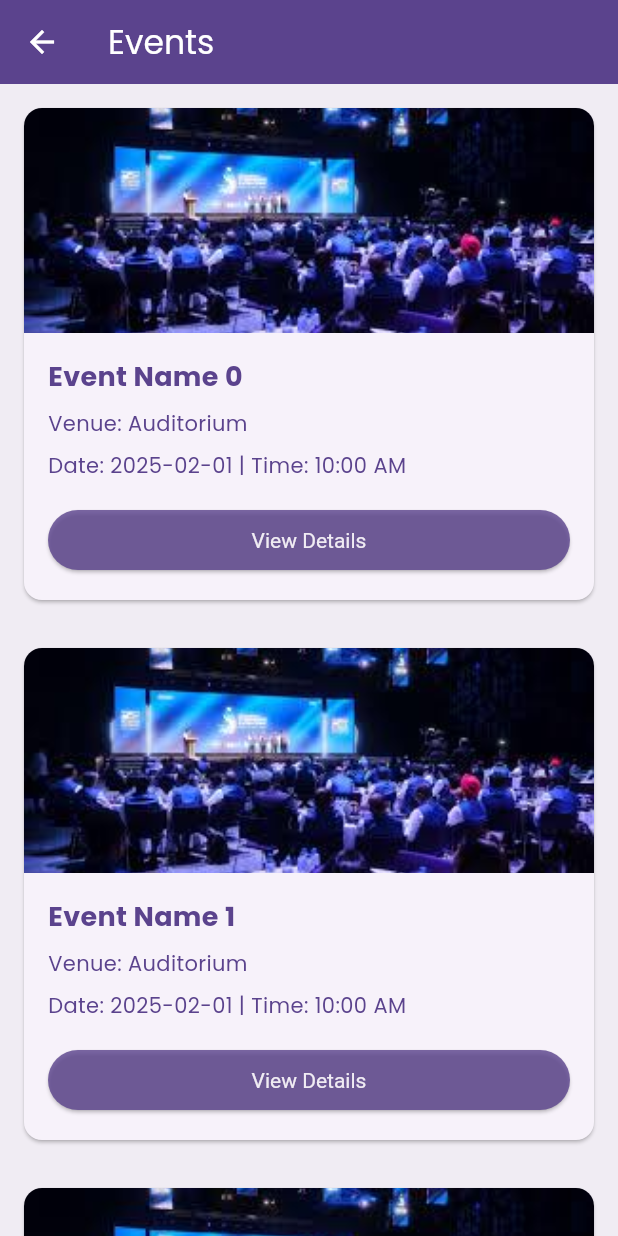
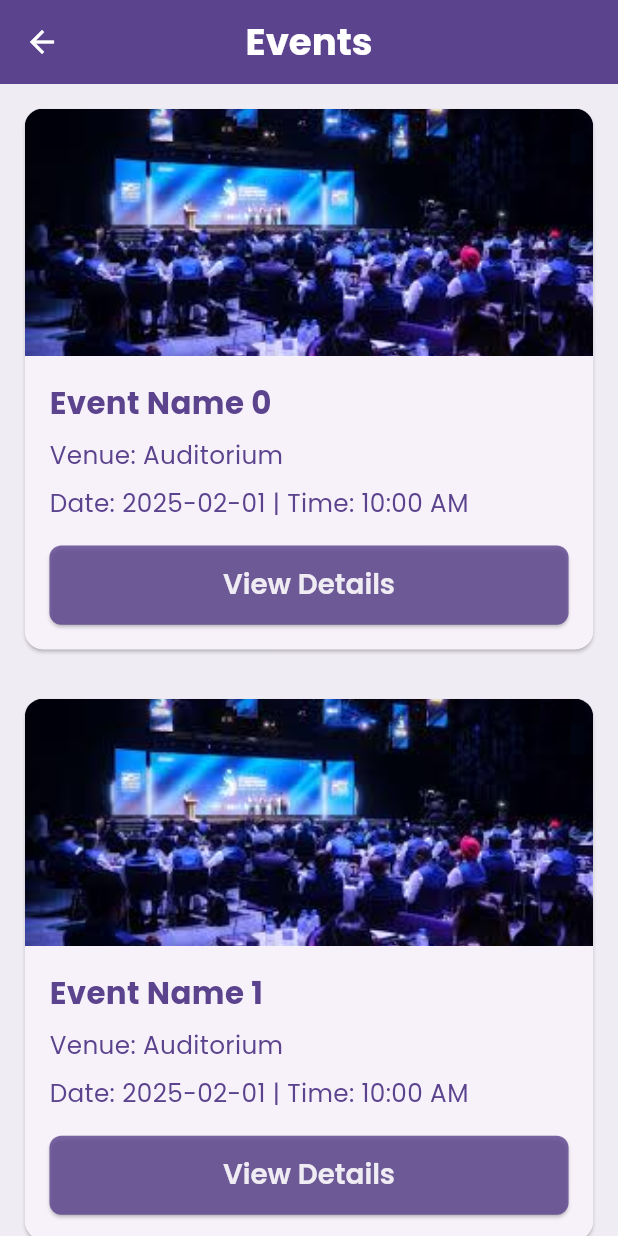
Before and after one commit to gurneetjuneja/DigitalBharatCrieya, a Flutter app: the EventsPage screen opened directly, on a phone screen of 412 x 824 dp. Run offline on Flutter 3.47's test engine with Material 3 defaults, Android fonts, the phone set to English and light mode, and no system bars; our stand-ins replace firebase_core, google_fonts, image_picker, permission_handler, sqflite; accounts and stored records are empty.

Commit message:
event ui updated

```diff
--- a/lib/screens/events.dart
+++ b/lib/screens/events.dart
@@ -1,4 +1,5 @@
 import 'package:flutter/material.dart';
+import 'package:google_fonts/google_fonts.dart';
 import 'package:digitalbharat/utils/colors.dart';
 
 class EventsPage extends StatelessWidget {
@@ -6,6 +7,9 @@
 
   @override
   Widget build(BuildContext context) {
+    double screenWidth = MediaQuery.of(context).size.width;
+    double screenHeight = MediaQuery.of(context).size.height;
+
     return Scaffold(
       backgroundColor: kBackgroundColor,
       appBar: AppBar(
@@ -13,19 +17,25 @@
           leading: IconButton(
             icon: const Icon(Icons.arrow_back, color: Colors.white),
             onPressed: () {
-            Navigator.pop(context); // This ensures the back button works correctly
+              Navigator.pop(context);
             },
           ),
-        title: const Text(
+          centerTitle: true, // Center the title
+          title: Text(
             'Events',
-          style: TextStyle(color: Colors.white),
+            style: GoogleFonts.poppins(
+              color: Colors.white,
+              fontSize: screenWidth * 0.06,
+              fontWeight: FontWeight.bold,
             ),
           ),
+        ),
+
       body: ListView.builder(
-        itemCount: 5, // Static number of events for now
+        itemCount: 5, // Number of events
         itemBuilder: (context, index) {
           return Card(
-            margin: const EdgeInsets.all(16),
+            margin: EdgeInsets.all(screenWidth * 0.04),
             shape: RoundedRectangleBorder(
               borderRadius: BorderRadius.circular(12),
             ),
@@ -35,51 +45,61 @@
                 ClipRRect(
                   borderRadius: const BorderRadius.vertical(top: Radius.circular(12)),
                   child: Image.asset(
-                    'assets/event_placeholder.jpg', // Replace with an actual placeholder image in your assets
-                    height: 150,
+                    'assets/event_placeholder.jpg', // Ensure the asset exists
+                    height: screenHeight * 0.2,
                     width: double.infinity,
                     fit: BoxFit.cover,
                   ),
                 ),
                 Padding(
-                  padding: const EdgeInsets.all(16.0),
+                  padding: EdgeInsets.all(screenWidth * 0.04),
                   child: Column(
                     crossAxisAlignment: CrossAxisAlignment.start,
                     children: [
                       Text(
                         'Event Name $index',
-                        style: const TextStyle(
-                          fontSize: 18,
+                        style: GoogleFonts.poppins(
+                          fontSize: screenWidth * 0.05,
                           fontWeight: FontWeight.bold,
-                          color: kPrimaryPurple, // Updated color
+                          color: kPrimaryPurple,
                         ),
                       ),
-                      const SizedBox(height: 8),
-                      const Text(
+                      SizedBox(height: screenHeight * 0.01),
+                      Text(
                         'Venue: Auditorium',
-                        style: TextStyle(
-                          color: kPrimaryPurple, // Updated color
+                        style: GoogleFonts.poppins(
+                          fontSize: screenWidth * 0.04,
+                          color: kPrimaryPurple,
                         ),
                       ),
-                      const SizedBox(height: 8),
-                      const Text(
+                      SizedBox(height: screenHeight * 0.01),
+                      Text(
                         'Date: 2025-02-01 | Time: 10:00 AM',
-                        style: TextStyle(
-                          color: kPrimaryPurple, // Updated color
+                        style: GoogleFonts.poppins(
+                          fontSize: screenWidth * 0.04,
+                          color: kPrimaryPurple,
                         ),
                       ),
-                      const SizedBox(height: 16),
+                      SizedBox(height: screenHeight * 0.02),
                       SizedBox(
                         width: double.infinity,
                         child: ElevatedButton(
                           onPressed: () {},
                           style: ElevatedButton.styleFrom(
-                            backgroundColor: kPrimaryPurple.withOpacity(0.8), // Lighter purple
+                            backgroundColor: kPrimaryPurple.withOpacity(0.8),
+                            padding: EdgeInsets.symmetric(
+                              vertical: screenHeight * 0.015,
                             ),
-                          child: const Text(
+                            shape: RoundedRectangleBorder(
+                              borderRadius: BorderRadius.circular(8),
+                            ),
+                          ),
+                          child: Text(
                             'View Details',
-                            style: TextStyle(
-                              color: kBackgroundColor, // Button text matches background color
+                            style: GoogleFonts.poppins(
+                              color: kBackgroundColor,
+                              fontSize: screenWidth * 0.045,
+                              fontWeight: FontWeight.w600,
                             ),
                           ),
                         ),
```
Lines whose indentation alone changed are shown as unchanged.
